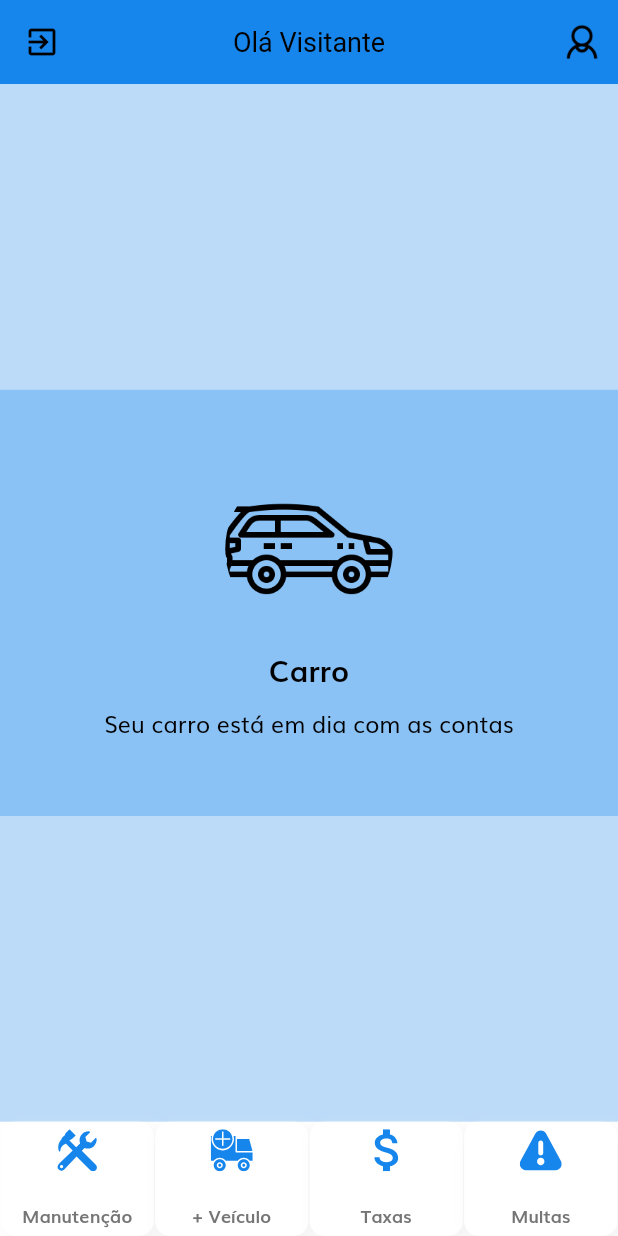
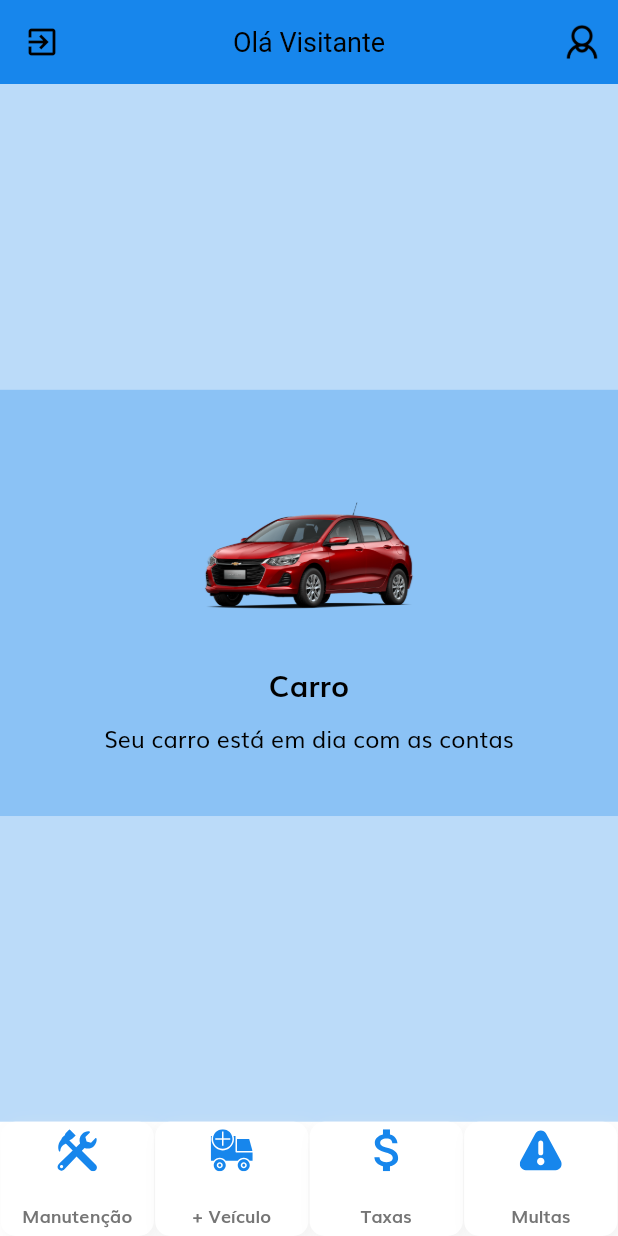
Before and after one commit to juliano-sc98/MinhaGaragem, a Flutter app: the HomeScreen screen opened directly, on a phone screen of 412 x 824 dp. Run offline on Flutter 3.47's test engine with Material 2 defaults, Android fonts, the phone set to English and light mode, and no system bars; our stand-ins replace community_material_icon, feather_icons_flutter, flutter_svg.

Commit message:
Adicionando buttomNavigation em CarDetails

```diff
--- a/lib/components/custom_nav_bar.dart
+++ b/lib/components/custom_nav_bar.dart
@@ -1,11 +1,62 @@
 import 'package:MinhaGaragem/constants.dart';
+import 'package:MinhaGaragem/screens/manutencao/maint_screen.dart';
+import 'package:MinhaGaragem/screens/veiculo/cadastro_v.dart';
 import 'package:MinhaGaragem/size_config.dart';
 import 'package:flutter/material.dart';
 import 'package:flutter_svg/flutter_svg.dart';
 
 class CustomNavBar extends StatelessWidget {
 
-  const CustomNavBar(
+  const CustomNavBar ({Key key}) : super(key : key);
+
+  @override
+  Widget build(BuildContext context) {
+    SizeConfig().init(context);
+    return Container(
+      color: Colors.white,
+      child: SafeArea(
+        child: Row(
+          mainAxisAlignment: MainAxisAlignment.spaceAround,
+          children: <Widget>[
+            NavItem(
+              icon: "assets/icons/manutencao.svg",
+              text: "Manutenção",
+              press: () {
+                Navigator.push(context,
+                    MaterialPageRoute(builder: (context) => CarDetails()));
+              },
+            ),
+            NavItem(
+              icon: "assets/icons/carro.svg",
+              text: "+ Veículo",
+              press: () {
+                Navigator.push(
+                    context,
+                    MaterialPageRoute(
+                        builder: (context) => AddVeiculoScreen()));
+              },
+            ),
+            NavItem(
+              icon: "assets/icons/dolar.svg",
+              text: "Taxas",
+              press: () {},
+            ),
+            NavItem(
+              icon: "assets/icons/aviso.svg",
+              text: "Multas",
+              press: () {},
+            ),
+          ],
+        ),
+      ),
+
+    );
+  }
+}
+
+class NavItem extends StatelessWidget {
+
+  const NavItem(
       {Key key, @required this.icon, @required this.text, @required this.press})
       : super(key: key);
 
@@ -15,7 +66,7 @@ class CustomNavBar extends StatelessWidget {
 
   @override
   Widget build(BuildContext context) {
-    return GestureDetector(
+    return InkWell(
       onTap: press,
       child: Container(
         padding: EdgeInsets.all(5.0),
--- a/lib/screens/home/home_screen.dart
+++ b/lib/screens/home/home_screen.dart
@@ -31,18 +31,20 @@ class _HomeScreenState extends State<HomeScreen> {
               mainAxisAlignment: MainAxisAlignment.center,
               children: <Widget>[
                 GestureDetector(
+                  onTap: () {
+                    Navigator.push(context,
+                        MaterialPageRoute(builder: (context) => CarDetails()));
+                  },
                   child: Container(
-                    width: getProportionateScreenWidth(110),
-                    height: getProportionateScreenHeight(110),
+                    width: getProportionateScreenWidth(140),
+                    height: getProportionateScreenHeight(140),
                     decoration: BoxDecoration(
-                      shape: BoxShape.circle,
                       image: DecorationImage(
-                          image: AssetImage("assets/images/suv.png"),
-                          fit: BoxFit.cover),
+                          image: AssetImage("assets/images/onix.png"),
+                          fit: BoxFit.contain),
                     ),
                   ),
                 ),
-                Padding(padding: EdgeInsets.only(top: 10.0)),
                 Text(
                   "Carro",
                   style: TextStyle(
@@ -64,44 +66,7 @@ class _HomeScreenState extends State<HomeScreen> {
           ),
         ),
       ),
-      bottomNavigationBar: Container(
-        color: Colors.white,
-        child: SafeArea(
-          child: Row(
-            mainAxisAlignment: MainAxisAlignment.spaceAround,
-            children: <Widget>[
-              CustomNavBar(
-                icon: "assets/icons/manutencao.svg",
-                text: "Manutenção",
-                press: () {
-                  Navigator.push(context,
-                      MaterialPageRoute(builder: (context) => CarDetails()));
-                },
-              ),
-              CustomNavBar(
-                icon: "assets/icons/carro.svg",
-                text: "+ Veículo",
-                press: () {
-                  Navigator.push(
-                      context,
-                      MaterialPageRoute(
-                          builder: (context) => AddVeiculoScreen()));
-                },
-              ),
-              CustomNavBar(
-                icon: "assets/icons/dolar.svg",
-                text: "Taxas",
-                press: () {},
-              ),
-              CustomNavBar(
-                icon: "assets/icons/aviso.svg",
-                text: "Multas",
-                press: () {},
-              ),
-            ],
-          ),
-        ),
-      ),
+      bottomNavigationBar: CustomNavBar(),
     );
   }
 
--- a/lib/screens/manutencao/maint_screen.dart
+++ b/lib/screens/manutencao/maint_screen.dart
@@ -20,7 +20,8 @@ class _CarDetailsState extends State<CarDetails> {
             style: TextStyle(color: Color.fromRGBO(112, 112, 112, 1))),
         centerTitle: true,
       ),
-      body: Container(
+      body: SingleChildScrollView(
+        child: Container(
           height: height,
           width: width,
           decoration: BoxDecoration(
@@ -144,6 +145,8 @@ class _CarDetailsState extends State<CarDetails> {
             ],
           ),
         ),
+      ),
+      bottomNavigationBar: CustomNavBar(),
     );
   }
 
```
Lines whose indentation alone changed are shown as unchanged.
